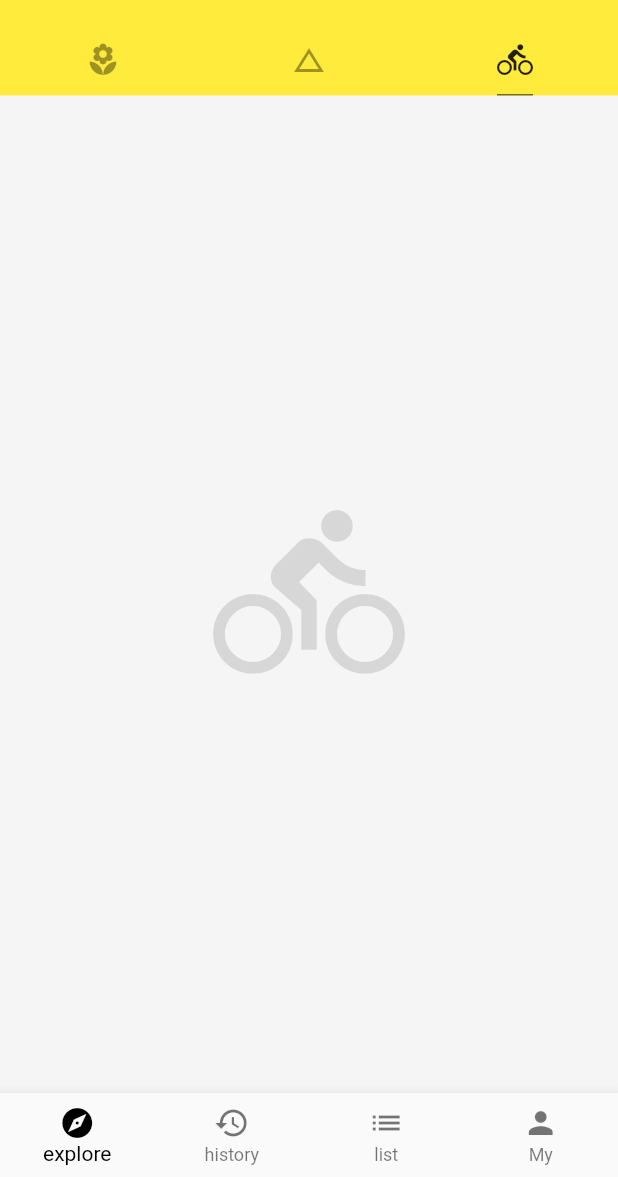
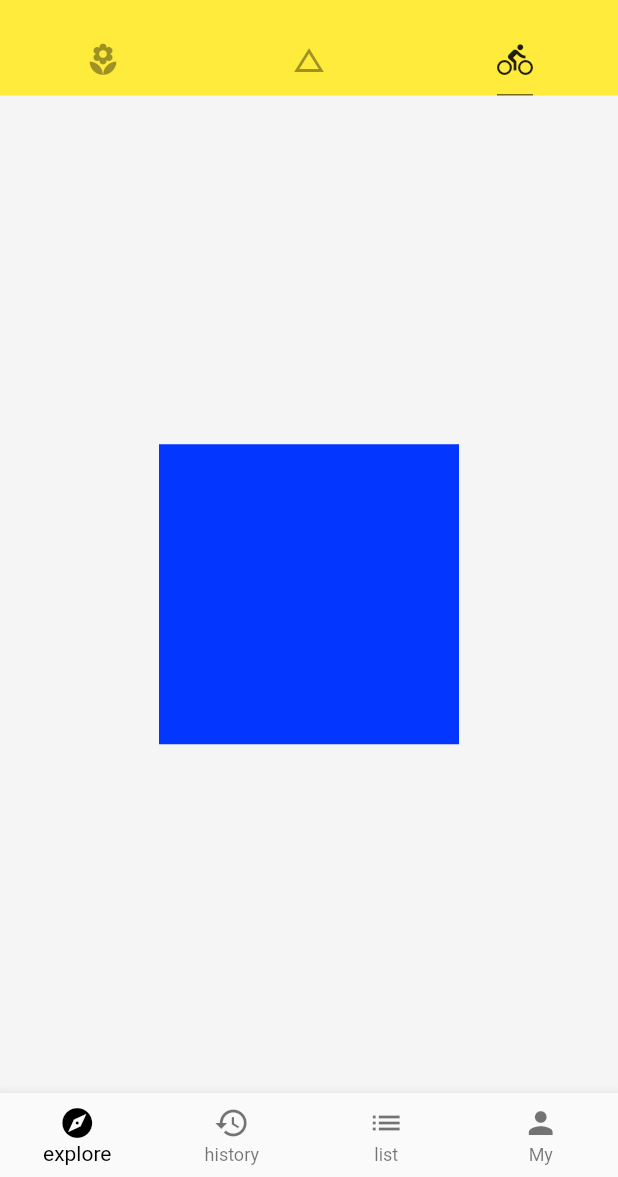
Before and after one commit to caogaofeng0/widget_learn_from_ninghao, a Flutter app: the screen it shows after launch, tab 3 chosen, on a phone screen of 412 x 824 dp, the part 59-1236 px from its top. Run offline on Flutter 3.47's test engine with Material 2 defaults, Android fonts, the phone set to English and light mode, and no system bars; network calls fail.

Commit message:
init view

```diff
--- a/lib/main.dart
+++ b/lib/main.dart
@@ -2,6 +2,8 @@ import 'package:flutter/material.dart';
 import 'demo/drawer.dart';
 import 'demo/bottom_navigation_bar_demo.dart';
 import './demo/listview_demo.dart';
+import './demo/basic_demo.dart';
+import './demo/layout_demo.dart';
 
 void main() => runApp(App());
 
@@ -44,8 +46,8 @@ class Home extends StatelessWidget {
           body: TabBarView(
             children: <Widget>[
               ListViewDemo(),
-              Icon(Icons.change_history, size: 128.0, color: Colors.black12),
-              Icon(Icons.directions_bike, size: 128.0, color: Colors.black12),
+              BasicDemo(),
+              LayoutDemo(),
             ],
           ),
           drawer: DrawerDemo(),
```
